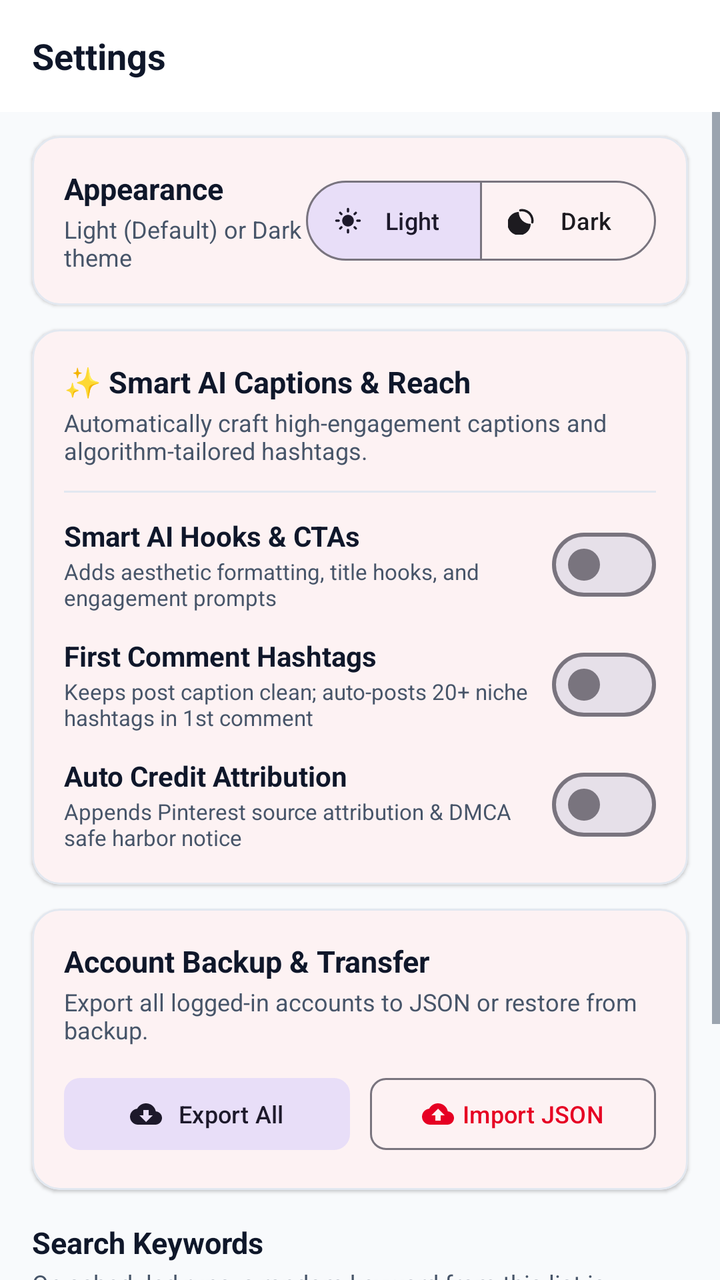
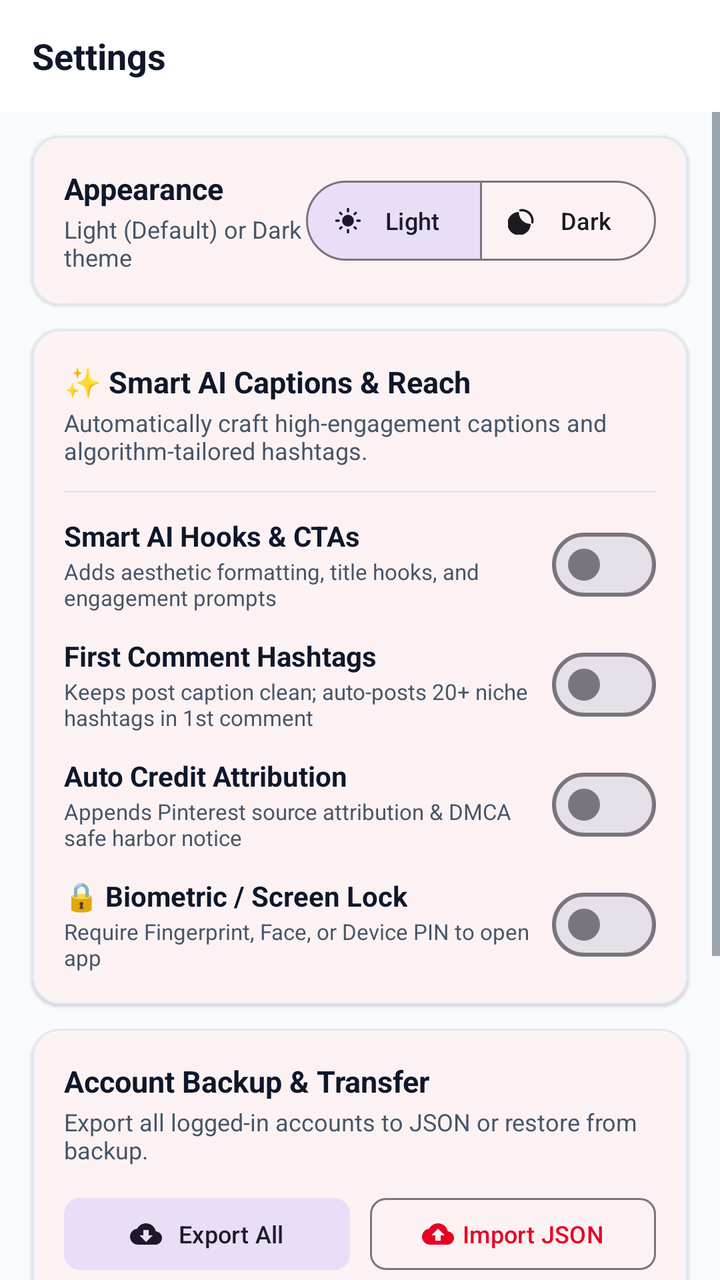

The first picture is an Android layout as it rendered before a commit; the second is the same layout after the commit. The layout source and the unified diff follow.
<!-- AndroidManifest.xml: application theme Theme.PinToInsta -->
<!-- res/layout/fragment_settings.xml -->
<?xml version="1.0" encoding="utf-8"?>
<LinearLayout xmlns:android="http://schemas.android.com/apk/res/android"
    xmlns:app="http://schemas.android.com/apk/res-auto"
    android:layout_width="match_parent"
    android:layout_height="match_parent"
    android:background="@color/background"
    android:orientation="vertical">

    <LinearLayout
        android:layout_width="match_parent"
        android:layout_height="wrap_content"
        android:minHeight="56dp"
        android:background="@color/surface"
        android:gravity="center_vertical"
        android:orientation="horizontal"
        android:paddingHorizontal="16dp"
        android:paddingVertical="8dp">

        <TextView
            android:layout_width="0dp"
            android:layout_height="wrap_content"
            android:layout_weight="1"
            android:text="Settings"
            android:textColor="@color/text_primary"
            android:textSize="18sp"
            android:textStyle="bold" />
    </LinearLayout>

    
    <androidx.core.widget.NestedScrollView
        android:id="@+id/scrollSettings"
        android:layout_width="match_parent"
        android:layout_height="0dp"
        android:layout_weight="1"
        android:fillViewport="true"
        android:scrollbars="vertical">

        <LinearLayout
            android:layout_width="match_parent"
            android:layout_height="wrap_content"
            android:orientation="vertical"
            android:paddingBottom="48dp">

            
            <com.google.android.material.card.MaterialCardView
                android:layout_width="match_parent"
                android:layout_height="wrap_content"
                android:layout_marginHorizontal="16dp"
                android:layout_marginTop="12dp"
                app:cardBackgroundColor="@color/surface_card"
                app:cardCornerRadius="14dp"
                app:cardElevation="1dp"
                app:strokeColor="@color/divider"
                app:strokeWidth="1dp">

        <LinearLayout
            android:layout_width="match_parent"
            android:layout_height="wrap_content"
            android:gravity="center_vertical"
            android:orientation="horizontal"
            android:padding="16dp">

            <LinearLayout
                android:layout_width="0dp"
                android:layout_height="wrap_content"
                android:layout_weight="1"
                android:orientation="vertical">

                <TextView
                    android:layout_width="wrap_content"
                    android:layout_height="wrap_content"
                    android:text="Appearance"
                    android:textColor="@color/text_primary"
                    android:textSize="15sp"
                    android:textStyle="bold" />

                <TextView
                    android:layout_width="wrap_content"
                    android:layout_height="wrap_content"
                    android:layout_marginTop="2dp"
                    android:text="Light (Default) or Dark theme"
                    android:textColor="@color/text_secondary"
                    android:textSize="12sp" />
            </LinearLayout>

            
            <com.google.android.material.button.MaterialButtonToggleGroup
                android:id="@+id/toggleThemeGroup"
                android:layout_width="wrap_content"
                android:layout_height="40dp"
                app:checkedButton="@id/btnThemeLight"
                app:selectionRequired="true"
                app:singleSelection="true">

                <com.google.android.material.button.MaterialButton
                    android:id="@+id/btnThemeLight"
                    style="@style/Widget.Material3.Button.OutlinedButton"
                    android:layout_width="wrap_content"
                    android:layout_height="match_parent"
                    android:insetTop="0dp"
                    android:insetBottom="0dp"
                    android:paddingHorizontal="14dp"
                    android:text="Light"
                    android:textSize="12sp"
                    app:cornerRadius="20dp"
                    app:icon="@drawable/ic_light_mode"
                    app:iconSize="14dp" />

                <com.google.android.material.button.MaterialButton
                    android:id="@+id/btnThemeDark"
                    style="@style/Widget.Material3.Button.OutlinedButton"
                    android:layout_width="wrap_content"
                    android:layout_height="match_parent"
                    android:insetTop="0dp"
                    android:insetBottom="0dp"
                    android:paddingHorizontal="14dp"
                    android:text="Dark"
                    android:textSize="12sp"
                    app:cornerRadius="20dp"
                    app:icon="@drawable/ic_dark_mode"
                    app:iconSize="14dp" />
            </com.google.android.material.button.MaterialButtonToggleGroup>

        </LinearLayout>
    </com.google.android.material.card.MaterialCardView>

    
    <com.google.android.material.card.MaterialCardView
        android:layout_width="match_parent"
        android:layout_height="wrap_content"
        android:layout_marginHorizontal="16dp"
        android:layout_marginTop="12dp"
        app:cardBackgroundColor="@color/surface_card"
        app:cardCornerRadius="14dp"
        app:cardElevation="1dp"
        app:strokeColor="@color/divider"
        app:strokeWidth="1dp">

        <LinearLayout
            android:layout_width="match_parent"
            android:layout_height="wrap_content"
            android:orientation="vertical"
            android:padding="16dp">

            <TextView
                android:layout_width="wrap_content"
                android:layout_height="wrap_content"
                android:text="✨ Smart AI Captions &amp; Reach"
                android:textColor="@color/text_primary"
                android:textSize="15sp"
                android:textStyle="bold" />

            <TextView
                android:layout_width="wrap_content"
                android:layout_height="wrap_content"
                android:layout_marginTop="2dp"
                android:text="Automatically craft high-engagement captions and algorithm-tailored hashtags."
                android:textColor="@color/text_secondary"
                android:textSize="12sp" />

            <View
                android:layout_width="match_parent"
                android:layout_height="1dp"
                android:layout_marginVertical="12dp"
                android:background="@color/divider" />

            
            <LinearLayout
                android:layout_width="match_parent"
                android:layout_height="wrap_content"
                android:gravity="center_vertical"
                android:orientation="horizontal">

                <LinearLayout
                    android:layout_width="0dp"
                    android:layout_height="wrap_content"
                    android:layout_weight="1"
                    android:orientation="vertical">

                    <TextView
                        android:layout_width="wrap_content"
                        android:layout_height="wrap_content"
                        android:text="Smart AI Hooks &amp; CTAs"
                        android:textColor="@color/text_primary"
                        android:textSize="14sp"
                        android:textStyle="bold" />

                    <TextView
                        android:layout_width="wrap_content"
                        android:layout_height="wrap_content"
                        android:layout_marginTop="1dp"
                        android:text="Adds aesthetic formatting, title hooks, and engagement prompts"
                        android:textColor="@color/text_secondary"
                        android:textSize="11sp" />
                </LinearLayout>

                <com.google.android.material.materialswitch.MaterialSwitch
                    android:id="@+id/switchSmartCaptions"
                    android:layout_width="wrap_content"
                    android:layout_height="wrap_content" />
            </LinearLayout>

            
            <LinearLayout
                android:layout_width="match_parent"
                android:layout_height="wrap_content"
                android:layout_marginTop="12dp"
                android:gravity="center_vertical"
                android:orientation="horizontal">

                <LinearLayout
                    android:layout_width="0dp"
                    android:layout_height="wrap_content"
                    android:layout_weight="1"
                    android:orientation="vertical">

                    <TextView
                        android:layout_width="wrap_content"
                        android:layout_height="wrap_content"
                        android:text="First Comment Hashtags"
                        android:textColor="@color/text_primary"
                        android:textSize="14sp"
                        android:textStyle="bold" />

                    <TextView
                        android:layout_width="wrap_content"
                        android:layout_height="wrap_content"
                        android:layout_marginTop="1dp"
                        android:text="Keeps post caption clean; auto-posts 20+ niche hashtags in 1st comment"
                        android:textColor="@color/text_secondary"
                        android:textSize="11sp" />
                </LinearLayout>

                <com.google.android.material.materialswitch.MaterialSwitch
                    android:id="@+id/switchFirstComment"
                    android:layout_width="wrap_content"
                    android:layout_height="wrap_content" />
            </LinearLayout>

            
            <LinearLayout
                android:layout_width="match_parent"
                android:layout_height="wrap_content"
                android:layout_marginTop="12dp"
                android:gravity="center_vertical"
                android:orientation="horizontal">

                <LinearLayout
                    android:layout_width="0dp"
                    android:layout_height="wrap_content"
                    android:layout_weight="1"
                    android:orientation="vertical">

                    <TextView
                        android:layout_width="wrap_content"
                        android:layout_height="wrap_content"
                        android:text="Auto Credit Attribution"
                        android:textColor="@color/text_primary"
                        android:textSize="14sp"
                        android:textStyle="bold" />

                    <TextView
                        android:layout_width="wrap_content"
                        android:layout_height="wrap_content"
                        android:layout_marginTop="1dp"
                        android:text="Appends Pinterest source attribution &amp; DMCA safe harbor notice"
                        android:textColor="@color/text_secondary"
                        android:textSize="11sp" />
                </LinearLayout>

                <com.google.android.material.materialswitch.MaterialSwitch
                    android:id="@+id/switchCreditAttribution"
                    android:layout_width="wrap_content"
                    android:layout_height="wrap_content" />
            </LinearLayout>

        </LinearLayout>
    </com.google.android.material.card.MaterialCardView>

    
    <com.google.android.material.card.MaterialCardView
        android:layout_width="match_parent"
        android:layout_height="wrap_content"
        android:layout_marginHorizontal="16dp"
        android:layout_marginTop="12dp"
        app:cardBackgroundColor="@color/surface_card"
        app:cardCornerRadius="14dp"
        app:cardElevation="1dp"
        app:strokeColor="@color/divider"
        app:strokeWidth="1dp">

        <LinearLayout
            android:layout_width="match_parent"
            android:layout_height="wrap_content"
            android:orientation="vertical"
            android:padding="16dp">

            <TextView
                android:layout_width="wrap_content"
                android:layout_height="wrap_content"
                android:text="Account Backup &amp; Transfer"
                android:textColor="@color/text_primary"
                android:textSize="15sp"
                android:textStyle="bold" />

            <TextView
                android:id="@+id/tvAccountStats"
                android:layout_width="wrap_content"
                android:layout_height="wrap_content"
                android:layout_marginTop="2dp"
                android:text="Export all logged-in accounts to JSON or restore from backup."
                android:textColor="@color/text_secondary"
                android:textSize="12sp" />

            <LinearLayout
                android:layout_width="match_parent"
                android:layout_height="wrap_content"
                android:layout_marginTop="12dp"
                android:orientation="horizontal">

                <com.google.android.material.button.MaterialButton
                    android:id="@+id/btnExportAccounts"
                    style="@style/Widget.Material3.Button.TonalButton"
                    android:layout_width="0dp"
                    android:layout_height="44dp"
                    android:layout_weight="1"
                    android:text="Export All"
                    android:textSize="12sp"
                    app:cornerRadius="8dp"
                    app:icon="@drawable/ic_file_download"
                    app:iconGravity="textStart"
                    app:iconSize="16dp" />

                <com.google.android.material.button.MaterialButton
                    android:id="@+id/btnImportAccounts"
                    style="@style/Widget.Material3.Button.OutlinedButton"
                    android:layout_width="0dp"
                    android:layout_height="44dp"
                    android:layout_marginStart="10dp"
                    android:layout_weight="1"
                    android:text="Import JSON"
                    android:textSize="12sp"
                    app:cornerRadius="8dp"
                    app:icon="@drawable/ic_file_upload"
                    app:iconGravity="textStart"
                    app:iconSize="16dp" />
            </LinearLayout>
        </LinearLayout>
    </com.google.android.material.card.MaterialCardView>

    <LinearLayout
        android:layout_width="match_parent"
        android:layout_height="wrap_content"
        android:orientation="vertical"
        android:paddingHorizontal="16dp"
        android:paddingTop="16dp"
        android:paddingBottom="8dp">

        <TextView
            android:layout_width="wrap_content"
            android:layout_height="wrap_content"
            android:text="Search Keywords"
            android:textColor="@color/text_primary"
            android:textSize="15sp"
            android:textStyle="bold" />

        <TextView
            android:layout_width="wrap_content"
            android:layout_height="wrap_content"
            android:layout_marginTop="2dp"
            android:text="On scheduled runs, a random keyword from this list is chosen to search Pinterest videos."
            android:textColor="@color/text_secondary"
            android:textSize="12sp" />

        
        <LinearLayout
            android:id="@+id/layoutKeywordSection"
            android:layout_width="match_parent"
            android:layout_height="wrap_content"
            android:layout_marginTop="10dp"
            android:gravity="center_vertical"
            android:orientation="horizontal">

            <com.google.android.material.textfield.TextInputLayout
                android:id="@+id/tilKeyword"
                style="@style/Widget.Material3.TextInputLayout.OutlinedBox"
                android:layout_width="0dp"
                android:layout_height="wrap_content"
                android:layout_weight="1"
                android:hint="Add search keyword..."
                app:boxCornerRadiusBottomEnd="8dp"
                app:boxCornerRadiusBottomStart="8dp"
                app:boxCornerRadiusTopEnd="8dp"
                app:boxCornerRadiusTopStart="8dp"
                app:boxStrokeColor="@color/primary">

                <com.google.android.material.textfield.TextInputEditText
                    android:id="@+id/etKeyword"
                    android:layout_width="match_parent"
                    android:layout_height="wrap_content"
                    android:imeOptions="actionDone"
                    android:inputType="text"
                    android:maxLines="1"
                    android:textColor="@color/text_primary"
                    android:textSize="14sp" />
            </com.google.android.material.textfield.TextInputLayout>

            <com.google.android.material.button.MaterialButton
                android:id="@+id/btnAddKeyword"
                android:layout_width="wrap_content"
                android:layout_height="54dp"
                android:layout_marginStart="8dp"
                android:backgroundTint="@color/primary"
                android:text="Add"
                android:textColor="@color/on_primary"
                android:textSize="13sp"
                app:cornerRadius="8dp" />
        </LinearLayout>
    </LinearLayout>

    
    <androidx.recyclerview.widget.RecyclerView
        android:id="@+id/rvKeywords"
        android:layout_width="match_parent"
        android:layout_height="wrap_content"
        android:clipToPadding="false"
        android:nestedScrollingEnabled="false"
        android:paddingBottom="16dp" />

        </LinearLayout>
    </androidx.core.widget.NestedScrollView>

</LinearLayout>
<!-- resources referenced by this layout -->
<resources>
  <color name="background">#F8FAFC</color>
  <color name="divider">#E2E8F0</color>
  <color name="on_primary">#FFFFFF</color>
  <color name="primary">#E60023</color>
  <color name="surface">#FFFFFF</color>
  <color name="surface_card">#FFFFFF</color>
  <color name="text_primary">#0F172A</color>
  <color name="text_secondary">#475569</color>
  <!-- drawable ic_dark_mode (drawable) -->
  <vector xmlns:android="http://schemas.android.com/apk/res/android"
      android:width="24dp"
      android:height="24dp"
      android:viewportWidth="24"
      android:viewportHeight="24">
    <path
        android:fillColor="#FFFFFFFF"
        android:pathData="M12.3,2a10,10 0,0 0,-1.9 0.18,1 1 0,0 0,-0.79 1.14,1 1 0,0 0,1.09 0.82A8,8 0,0 1,19.86 13.3,1 1 0,0 0,20.68 14.4,1 1 0,0 0,21.82 13.61,10 10 0,0 0,12.3 2zM9.27,4.49a10,10 0,1 0,10.24 10.24,10 10 0,0 1,-10.24 -10.24z"/>
  </vector>
  <!-- drawable ic_file_download (drawable) -->
  <vector xmlns:android="http://schemas.android.com/apk/res/android"
      android:width="24dp"
      android:height="24dp"
      android:viewportWidth="24"
      android:viewportHeight="24">
    <path
        android:fillColor="#FFFFFFFF"
        android:pathData="M19.35,10.04C18.67,6.59 15.64,4 12,4 9.11,4 6.6,5.64 5.35,8.04 2.34,8.36 0,10.91 0,14c0,3.31 2.69,6 6,6h13c2.76,0 5,-2.24 5,-5 0,-2.64 -2.05,-4.78 -4.65,-4.96zM17,13l-5,5 -5,-5h3V9h4v4h3z"/>
  </vector>
  <!-- drawable ic_file_upload (drawable) -->
  <vector xmlns:android="http://schemas.android.com/apk/res/android"
      android:width="24dp"
      android:height="24dp"
      android:viewportWidth="24"
      android:viewportHeight="24">
    <path
        android:fillColor="#FFFFFFFF"
        android:pathData="M19.35,10.04C18.67,6.59 15.64,4 12,4 9.11,4 6.6,5.64 5.35,8.04 2.34,8.36 0,10.91 0,14c0,3.31 2.69,6 6,6h13c2.76,0 5,-2.24 5,-5 0,-2.64 -2.05,-4.78 -4.65,-4.96zM14,13v4h-4v-4H7l5,-5 5,5h-3z"/>
  </vector>
  <style name="Theme.PinToInsta" parent="Theme.Material3.DayNight.NoActionBar">
          <item name="colorPrimary">@color/primary</item>
          <item name="colorPrimaryVariant">@color/primary_variant</item>
          <item name="colorOnPrimary">@color/on_primary</item>
  
          <item name="colorSecondary">@color/secondary</item>
          <item name="colorSecondaryVariant">@color/secondary_variant</item>
          <item name="colorOnSecondary">@color/on_secondary</item>
  
          <item name="android:colorBackground">@color/background</item>
          <item name="colorSurface">@color/surface</item>
          <item name="colorSurfaceVariant">@color/surface_variant</item>
          <item name="android:textColorPrimary">@color/text_primary</item>
          <item name="android:textColorSecondary">@color/text_secondary</item>
  
          <item name="android:statusBarColor">@color/surface</item>
          <item name="android:navigationBarColor">@color/surface</item>
          <item name="android:windowLightStatusBar" tools:targetApi="m">true</item>
      </style>
  <color name="primary_variant">#B8001B</color>
  <color name="secondary">#E1306C</color>
  <color name="secondary_variant">#C13584</color>
  <color name="on_secondary">#FFFFFF</color>
  <color name="surface_variant">#F1F5F9</color>
  <!-- unchanged entries left out for length: 1 -->
</resources>

<!-- the commit's change to res/layout/fragment_settings.xml (unified diff, before → after) -->
@@ -274,6 +274,43 @@
                     android:layout_height="wrap_content" />
             </LinearLayout>
 
+            
+            <LinearLayout
+                android:layout_width="match_parent"
+                android:layout_height="wrap_content"
+                android:layout_marginTop="12dp"
+                android:gravity="center_vertical"
+                android:orientation="horizontal">
+
+                <LinearLayout
+                    android:layout_width="0dp"
+                    android:layout_height="wrap_content"
+                    android:layout_weight="1"
+                    android:orientation="vertical">
+
+                    <TextView
+                        android:layout_width="wrap_content"
+                        android:layout_height="wrap_content"
+                        android:text="🔒 Biometric / Screen Lock"
+                        android:textColor="@color/text_primary"
+                        android:textSize="14sp"
+                        android:textStyle="bold" />
+
+                    <TextView
+                        android:layout_width="wrap_content"
+                        android:layout_height="wrap_content"
+                        android:layout_marginTop="1dp"
+                        android:text="Require Fingerprint, Face, or Device PIN to open app"
+                        android:textColor="@color/text_secondary"
+                        android:textSize="11sp" />
+                </LinearLayout>
+
+                <com.google.android.material.materialswitch.MaterialSwitch
+                    android:id="@+id/switchBiometricLock"
+                    android:layout_width="wrap_content"
+                    android:layout_height="wrap_content" />
+            </LinearLayout>
+
         </LinearLayout>
     </com.google.android.material.card.MaterialCardView>
 
